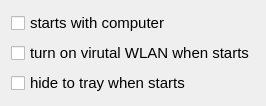
louietan/QSoftAP, file forms/settings.ui: the form before one commit.
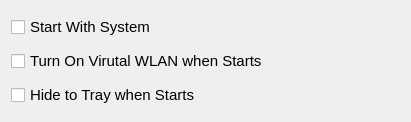
The form after the commit.

```diff
--- a/forms/settings.ui
+++ b/forms/settings.ui
@@ -9,8 +9,8 @@
    <rect>
     <x>0</x>
     <y>0</y>
-    <width>191</width>
-    <height>87</height>
+    <width>411</width>
+    <height>122</height>
    </rect>
   </property>
   <property name="sizePolicy">
@@ -43,7 +43,7 @@
    <item>
     <widget class="QCheckBox" name="chkRunOnStartup">
      <property name="text">
-      <string>starts with computer</string>
+      <string>Start With System</string>
      </property>
     </widget>
    </item>
@@ -62,14 +62,14 @@
       </size>
      </property>
      <property name="text">
-      <string>turn on virutal WLAN when starts</string>
+      <string>Turn On Virutal WLAN when Starts</string>
      </property>
     </widget>
    </item>
    <item>
     <widget class="QCheckBox" name="chkHideWindowInitially">
      <property name="text">
-      <string>hide to tray when starts</string>
+      <string>Hide to Tray when Starts</string>
      </property>
     </widget>
    </item>
```
Left out of the diff: 2 changed lines with no effect on the pictures.
